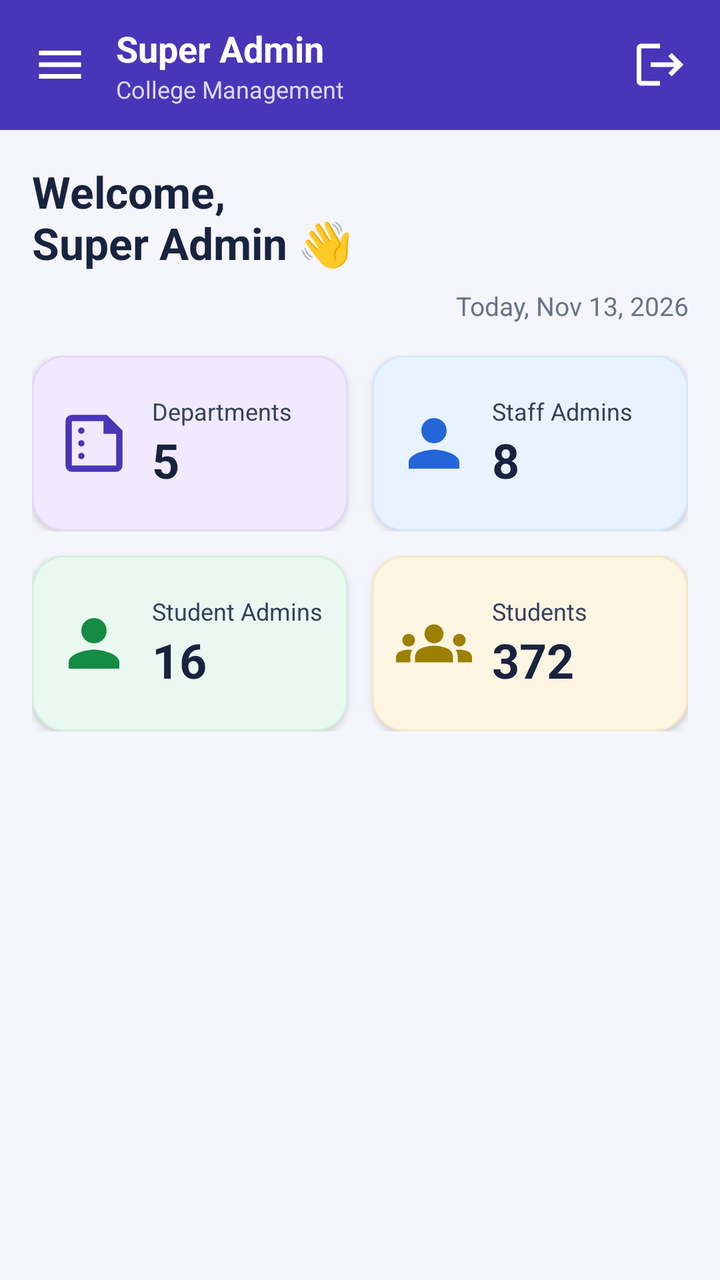
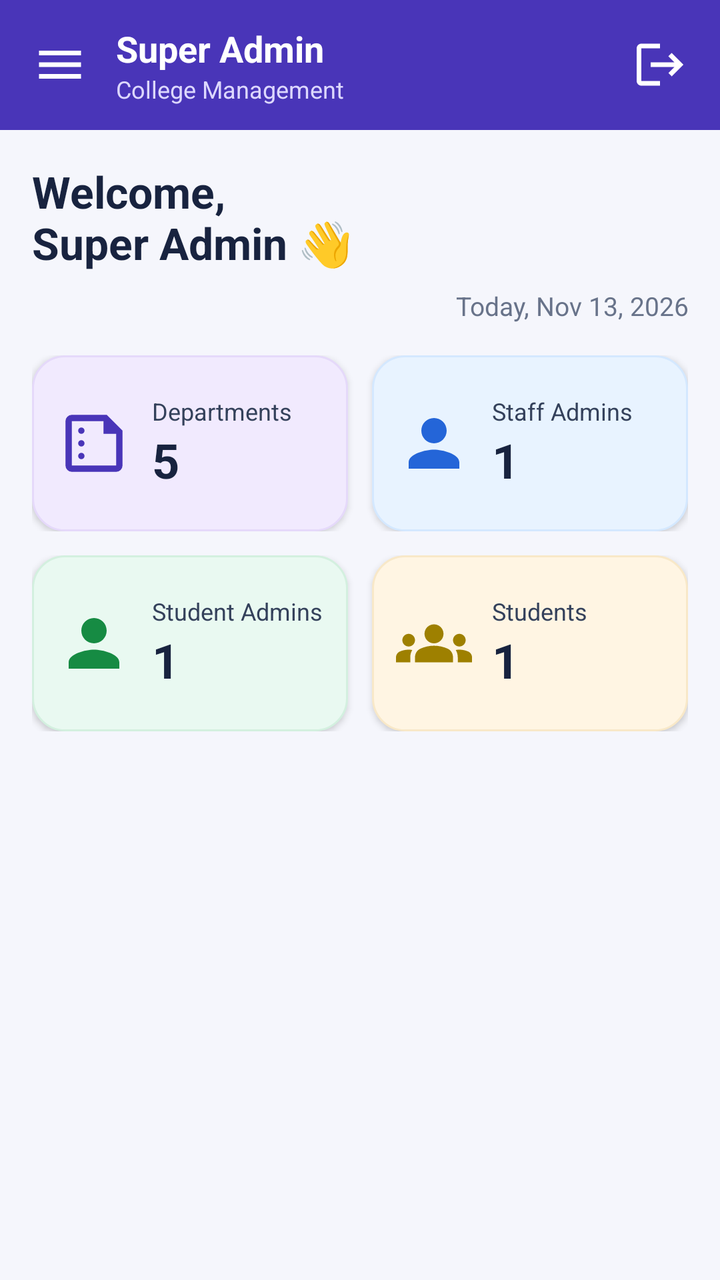

Screens rendered from an Android XML layout before and after an edit, with the pre-edit source and the edit as a unified diff.
<!-- AndroidManifest.xml: application theme Theme.TrackPoint -->
<!-- res/layout/activity_super_admin.xml -->
<?xml version="1.0" encoding="utf-8"?>

<LinearLayout xmlns:android="http://schemas.android.com/apk/res/android"
    xmlns:app="http://schemas.android.com/apk/res-auto"
    android:layout_width="match_parent"
    android:layout_height="match_parent"
    android:orientation="vertical"
    android:background="#4935B8"
    android:fitsSystemWindows="true">

    
    <LinearLayout
        android:layout_width="match_parent"
        android:layout_height="65dp"
        android:orientation="horizontal"
        android:gravity="center_vertical"
        android:paddingStart="16dp"
        android:paddingEnd="16dp"
        android:background="#4935B8">

        <ImageView
            android:id="@+id/btnSuperMenu"
            android:layout_width="28dp"
            android:layout_height="28dp"
            android:src="@drawable/menu_symbol"
            app:tint="@color/white"
            android:clickable="true"
            android:focusable="true"
            android:contentDescription="Menu" />

        <LinearLayout
            android:layout_width="0dp"
            android:layout_height="wrap_content"
            android:layout_weight="1"
            android:orientation="vertical"
            android:paddingStart="14dp">

            <TextView
                android:layout_width="wrap_content"
                android:layout_height="wrap_content"
                android:text="Super Admin"
                android:textColor="@color/white"
                android:textSize="18sp"
                android:textStyle="bold" />

            <TextView
                android:layout_width="wrap_content"
                android:layout_height="wrap_content"
                android:text="College Management"
                android:textColor="#DDD8FF"
                android:textSize="12sp" />
        </LinearLayout>

        <ImageView
            android:id="@+id/btnSuperHeaderLogout"
            android:layout_width="28dp"
            android:layout_height="28dp"
            android:src="@drawable/logout_symbol"
            app:tint="@color/white"
            android:clickable="true"
            android:focusable="true"
            android:contentDescription="Logout" />
    </LinearLayout>

    
    <ScrollView
        android:layout_width="match_parent"
        android:layout_height="0dp"
        android:layout_weight="1"
        android:fillViewport="true"
        android:background="#F5F6FC">

        <LinearLayout
            android:layout_width="match_parent"
            android:layout_height="wrap_content"
            android:orientation="vertical"
            android:padding="16dp">

            <TextView
                android:layout_width="wrap_content"
                android:layout_height="wrap_content"
                android:text="Welcome,\nSuper Admin 👋"
                android:textSize="22sp"
                android:textStyle="bold"
                android:textColor="#18233F" />

            <TextView
                android:id="@+id/txtSuperDashboardDate"
                android:layout_width="match_parent"
                android:layout_height="wrap_content"
                android:text="Today, Nov 13, 2026"
                android:gravity="end"
                android:textSize="13sp"
                android:textColor="#68738A"
                android:layout_marginTop="8dp"
                android:layout_marginBottom="16dp" />

            
            <LinearLayout
                android:layout_width="match_parent"
                android:layout_height="wrap_content"
                android:orientation="horizontal">

                <LinearLayout
                    android:id="@+id/cardSuperDepartments"
                    android:layout_width="0dp"
                    android:layout_height="88dp"
                    android:layout_weight="1"
                    android:layout_marginEnd="6dp"
                    android:orientation="horizontal"
                    android:gravity="center_vertical"
                    android:background="@drawable/card_purple"
                    android:elevation="2dp"
                    android:padding="12dp">

                    <ImageView
                        android:layout_width="38dp"
                        android:layout_height="38dp"
                        android:src="@drawable/reports_symbol"
                        app:tint="#4935B8"
                        android:contentDescription="Departments" />

                    <LinearLayout
                        android:layout_width="wrap_content"
                        android:layout_height="wrap_content"
                        android:orientation="vertical"
                        android:layout_marginStart="10dp">

                        <TextView
                            android:layout_width="wrap_content"
                            android:layout_height="wrap_content"
                            android:text="Departments"
                            android:textColor="#34415B"
                            android:textSize="12sp" />

                        <TextView
                            android:id="@+id/txtCountDepartments"
                            android:layout_width="wrap_content"
                            android:layout_height="wrap_content"
                            android:text="5"
                            android:textSize="24sp"
                            android:textStyle="bold"
                            android:textColor="#18233F" />
                    </LinearLayout>
                </LinearLayout>

                <LinearLayout
                    android:id="@+id/cardSuperStaffAdmins"
                    android:layout_width="0dp"
                    android:layout_height="88dp"
                    android:layout_weight="1"
                    android:layout_marginStart="6dp"
                    android:orientation="horizontal"
                    android:gravity="center_vertical"
                    android:background="@drawable/card_blue"
                    android:elevation="2dp"
                    android:padding="12dp">

                    <ImageView
                        android:layout_width="38dp"
                        android:layout_height="38dp"
                        android:src="@drawable/ic_staff_admins"
                        app:tint="#2465D8"
                        android:contentDescription="Staff Admins" />

                    <LinearLayout
                        android:layout_width="wrap_content"
                        android:layout_height="wrap_content"
                        android:orientation="vertical"
                        android:layout_marginStart="10dp">

                        <TextView
                            android:layout_width="wrap_content"
                            android:layout_height="wrap_content"
                            android:text="Staff Admins"
                            android:textColor="#34415B"
                            android:textSize="12sp" />

                        <TextView
                            android:id="@+id/txtCountStaffAdmins"
                            android:layout_width="wrap_content"
                            android:layout_height="wrap_content"
                            android:text="8"
                            android:textSize="24sp"
                            android:textStyle="bold"
                            android:textColor="#18233F" />
                    </LinearLayout>
                </LinearLayout>
            </LinearLayout>

            
            <LinearLayout
                android:layout_width="match_parent"
                android:layout_height="wrap_content"
                android:orientation="horizontal"
                android:layout_marginTop="12dp">

                <LinearLayout
                    android:id="@+id/cardSuperStudentAdmins"
                    android:layout_width="0dp"
                    android:layout_height="88dp"
                    android:layout_weight="1"
                    android:layout_marginEnd="6dp"
                    android:orientation="horizontal"
                    android:gravity="center_vertical"
                    android:background="@drawable/card_green"
                    android:elevation="2dp"
                    android:padding="12dp">

                    <ImageView
                        android:layout_width="38dp"
                        android:layout_height="38dp"
                        android:src="@drawable/profile_symbol"
                        app:tint="#168B43"
                        android:contentDescription="Student Admins" />

                    <LinearLayout
                        android:layout_width="wrap_content"
                        android:layout_height="wrap_content"
                        android:orientation="vertical"
                        android:layout_marginStart="10dp">

                        <TextView
                            android:layout_width="wrap_content"
                            android:layout_height="wrap_content"
                            android:text="Student Admins"
                            android:textColor="#34415B"
                            android:textSize="12sp" />

                        <TextView
                            android:id="@+id/txtCountStudentAdmins"
                            android:layout_width="wrap_content"
                            android:layout_height="wrap_content"
                            android:text="16"
                            android:textSize="24sp"
                            android:textStyle="bold"
                            android:textColor="#18233F" />
                    </LinearLayout>
                </LinearLayout>

                <LinearLayout
                    android:id="@+id/cardSuperTotalStudents"
                    android:layout_width="0dp"
                    android:layout_height="88dp"
                    android:layout_weight="1"
                    android:layout_marginStart="6dp"
                    android:orientation="horizontal"
                    android:gravity="center_vertical"
                    android:background="@drawable/card_yellow"
                    android:elevation="2dp"
                    android:padding="12dp">

                    <ImageView
                        android:layout_width="38dp"
                        android:layout_height="38dp"
                        android:src="@drawable/ic_staff_students"
                        app:tint="#9E8000"
                        android:contentDescription="Total Students" />

                    <LinearLayout
                        android:layout_width="wrap_content"
                        android:layout_height="wrap_content"
                        android:orientation="vertical"
                        android:layout_marginStart="10dp">

                        <TextView
                            android:layout_width="wrap_content"
                            android:layout_height="wrap_content"
                            android:text="Students"
                            android:textColor="#34415B"
                            android:textSize="12sp" />

                        <TextView
                            android:id="@+id/txtCountTotalStudents"
                            android:layout_width="wrap_content"
                            android:layout_height="wrap_content"
                            android:text="372"
                            android:textSize="24sp"
                            android:textStyle="bold"
                            android:textColor="#18233F" />
                    </LinearLayout>
                </LinearLayout>
            </LinearLayout>

        </LinearLayout>
    </ScrollView>

</LinearLayout>
<!-- resources referenced by this layout -->
<resources>
  <color name="white">#FFFFFFFF</color>
  <!-- drawable card_blue (drawable) -->
  <shape xmlns:android="http://schemas.android.com/apk/res/android">
      <solid android:color="#E8F3FF"/>
      <stroke android:width="1dp" android:color="#D4E8FF"/>
      <corners android:radius="16dp"/>
  </shape>
  <!-- drawable card_green (drawable) -->
  <shape xmlns:android="http://schemas.android.com/apk/res/android">
      <solid android:color="#E9F9F1"/>
      <stroke android:width="1dp" android:color="#D3F0DF"/>
      <corners android:radius="16dp"/>
  </shape>
  <!-- drawable card_purple (drawable) -->
  <shape xmlns:android="http://schemas.android.com/apk/res/android">
      <solid android:color="#F1EAFE"/>
      <stroke android:width="1dp" android:color="#E5D9FA"/>
      <corners android:radius="16dp"/>
  </shape>
  <!-- drawable card_yellow (drawable) -->
  <shape xmlns:android="http://schemas.android.com/apk/res/android">
      <solid android:color="#FFF5E3"/>
      <stroke android:width="1dp" android:color="#F8E8C8"/>
      <corners android:radius="16dp"/>
  </shape>
  <!-- drawable ic_staff_admins (drawable) -->
  <vector xmlns:android="http://schemas.android.com/apk/res/android" android:height="24dp" android:tint="#000000" android:viewportHeight="24" android:viewportWidth="24" android:width="24dp">
        
      <path android:fillColor="@android:color/white" android:pathData="M12,12c2.21,0 4,-1.79 4,-4s-1.79,-4 -4,-4 -4,1.79 -4,4 1.79,4 4,4zM12,14c-2.67,0 -8,1.34 -8,4v2h16v-2c0,-2.66 -5.33,-4 -8,-4z"/>
      
  </vector>
  <!-- drawable logout_symbol (drawable) -->
  <vector xmlns:android="http://schemas.android.com/apk/res/android"
      android:width="24dp"
      android:height="24dp"
      android:viewportWidth="24"
      android:viewportHeight="24"
      android:tint="#000000">
      <path
          android:fillColor="@android:color/white"
          android:pathData="M17,7l-1.41,1.41L18.17,11H8v2h10.17l-2.58,2.58L17,17l5,-5zM4,5h8V3H4c-1.1,0 -2,0.9 -2,2v14c0,1.1 0.9,2 2,2h8v-2H4V5z"/>
  </vector>
  <!-- drawable menu_symbol (drawable) -->
  <vector xmlns:android="http://schemas.android.com/apk/res/android" android:height="24dp" android:tint="#000000" android:viewportHeight="24" android:viewportWidth="24" android:width="24dp">
        
      <path android:fillColor="@android:color/white" android:pathData="M3,18h18v-2L3,16v2zM3,13h18v-2L3,11v2zM3,6v2h18L21,6L3,6z"/>
      
  </vector>
  <!-- drawable profile_symbol (drawable) -->
  <vector xmlns:android="http://schemas.android.com/apk/res/android"
      android:width="24dp"
      android:height="24dp"
      android:viewportWidth="24"
      android:viewportHeight="24"
      android:tint="#000000">
      <path
          android:fillColor="@android:color/white"
          android:pathData="M12,12c2.21,0 4,-1.79 4,-4s-1.79,-4 -4,-4 -4,1.79 -4,4 1.79,4 4,4zM12,14c-2.67,0 -8,1.34 -8,4v2h16v-2c0,-2.66 -5.33,-4 -8,-4z"/>
  </vector>
  <style name="Theme.TrackPoint" parent="Base.Theme.TrackPoint" />
  <style name="Base.Theme.TrackPoint" parent="Theme.Material3.DayNight.NoActionBar">
          
          
      </style>
  <!-- unchanged entries left out for length: 2 -->
</resources>

<!-- the commit's change to res/layout/activity_super_admin.xml (unified diff, before → after) -->
@@ -180,7 +180,7 @@
                             android:id="@+id/txtCountStaffAdmins"
                             android:layout_width="wrap_content"
                             android:layout_height="wrap_content"
-                            android:text="8"
+                            android:text="1"
                             android:textSize="24sp"
                             android:textStyle="bold"
                             android:textColor="#18233F" />
@@ -231,7 +231,7 @@
                             android:id="@+id/txtCountStudentAdmins"
                             android:layout_width="wrap_content"
                             android:layout_height="wrap_content"
-                            android:text="16"
+                            android:text="1"
                             android:textSize="24sp"
                             android:textStyle="bold"
                             android:textColor="#18233F" />
@@ -274,7 +274,7 @@
                             android:id="@+id/txtCountTotalStudents"
                             android:layout_width="wrap_content"
                             android:layout_height="wrap_content"
-                            android:text="372"
+                            android:text="1"
                             android:textSize="24sp"
                             android:textStyle="bold"
                             android:textColor="#18233F" />
